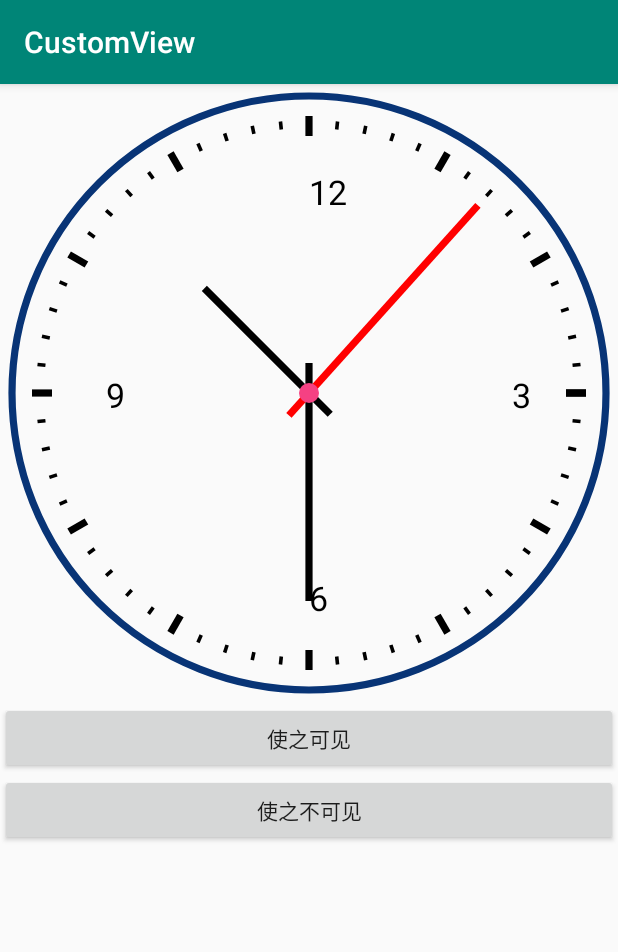
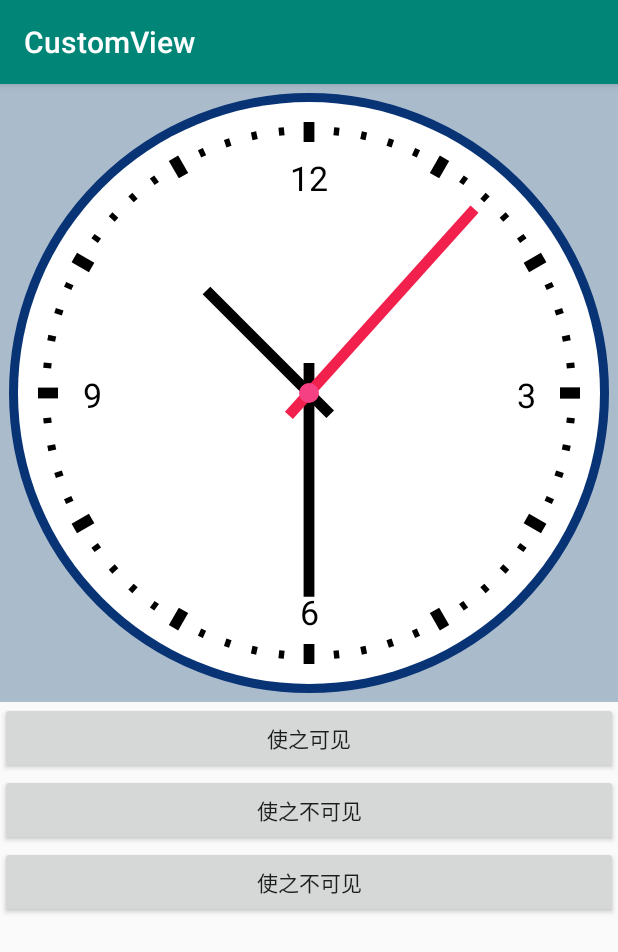
Before and after one commit to qinFamily/CustomView, an Android app: the screen it shows after launch (ClockViewActivity), on a phone screen of 412 x 824 dp. Shown: the top 952 px of the screen. Run offline under Robolectric (Android 15) with nearby library versions, the phone set to English and light mode, and no system bars.

Commit message:
优化UI

```diff
--- a/app/src/main/java/leavesc/hello/customview/clock/ClockView.java
+++ b/app/src/main/java/leavesc/hello/customview/clock/ClockView.java
@@ -29,7 +29,7 @@ public class ClockView extends View {
 
     private static final String TAG = "ClockView";
 
-    private BroadcastReceiver timerBroadcast = new BroadcastReceiver() {
+    private final BroadcastReceiver timerBroadcast = new BroadcastReceiver() {
         @Override
         public void onReceive(Context context, Intent intent) {
             String action = intent.getAction();
@@ -47,11 +47,11 @@ public class ClockView extends View {
 
     private static final int INVALIDATE = 10;
 
-    private static class TimerHandler extends Handler {
+    private static final class TimerHandler extends Handler {
 
         private WeakReference<ClockView> clockSupportViewWeakReference;
 
-        TimerHandler(ClockView clockView) {
+        private TimerHandler(ClockView clockView) {
             clockSupportViewWeakReference = new WeakReference<>(clockView);
         }
 
@@ -76,7 +76,7 @@ public class ClockView extends View {
 
     private Paint textPaint;
 
-    private int stockWidth = 12;
+    private int stockWidth = 18;
 
     private static final int DEFAULT_SIZE = 400;
 
@@ -124,6 +124,7 @@ public class ClockView extends View {
     private void initTextPaint() {
         textPaint = new Paint();
         textPaint.setStyle(Paint.Style.FILL);
+        textPaint.setTextAlign(Paint.Align.CENTER);
         textPaint.setAntiAlias(true);
         textPaint.setStrokeWidth(12);
         textPaint.setTextSize(textSize);
@@ -153,6 +154,8 @@ public class ClockView extends View {
     @Override
     protected void onAttachedToWindow() {
         super.onAttachedToWindow();
+        Log.e(TAG, "onAttachedToWindow");
+
         IntentFilter filter = new IntentFilter();
         filter.addAction(Intent.ACTION_TIMEZONE_CHANGED);
         getContext().registerReceiver(timerBroadcast, filter);
@@ -163,31 +166,33 @@ public class ClockView extends View {
     @Override
     protected void onDetachedFromWindow() {
         super.onDetachedFromWindow();
+        Log.e(TAG, "onDetachedFromWindow");
+
         getContext().unregisterReceiver(timerBroadcast);
-        isVisible = false;
         stopTimer();
     }
 
     @Override
     protected void onVisibilityChanged(@NonNull View changedView, int visibility) {
         super.onVisibilityChanged(changedView, visibility);
+        Log.e(TAG, "onVisibilityChanged");
         if (visibility == View.VISIBLE) {
-            isVisible = true;
             startTimer();
         } else {
-            isVisible = false;
             stopTimer();
         }
     }
 
     private void startTimer() {
         Log.e(TAG, "startTimer 开启定时任务");
+        isVisible = true;
         timerHandler.removeMessages(INVALIDATE);
         timerHandler.sendEmptyMessage(INVALIDATE);
     }
 
     private void stopTimer() {
         Log.e(TAG, "stopTimer 停止定时任务");
+        isVisible = false;
         timerHandler.removeMessages(INVALIDATE);
     }
 
@@ -202,30 +207,35 @@ public class ClockView extends View {
     protected void onDraw(Canvas canvas) {
         //中心点的横纵坐标
         int point = getWidth() / 2;
-        //外圆的半径
+        //圆的半径
         int radiusOut = point - stockWidth;
 
         canvas.translate(point, point);
+
+        //绘制表盘
+        clockPaint.setStrokeWidth(stockWidth);
+        clockPaint.setStyle(Paint.Style.STROKE);
+        clockPaint.setColor(aroundColor);
+        canvas.drawCircle(0, 0, radiusOut, clockPaint);
+        clockPaint.setStyle(Paint.Style.FILL);
+        clockPaint.setColor(Color.WHITE);
+        canvas.drawCircle(0, 0, radiusOut, clockPaint);
+
+        //绘制时钟数字
+        drawText(canvas, radiusOut);
+
         canvas.rotate(-90);
 
-        clockPaint.setStyle(Paint.Style.STROKE);
-
-        clockPaint.setColor(aroundColor);
-        canvas.drawCircle(0, 0, radiusOut, clockPaint);
-
+        //绘制小短线
         canvas.save();
-
         float longStartY = radiusOut - 40;
         float longStopY = longStartY + 20;
         float longStockWidth = stockWidth * 0.6f;
-
         float temp = (longStopY - longStartY) / 2.5f;
         float shortStartY = longStartY + temp;
         float shortStopY = shortStartY + temp;
         float shortStockWidth = longStockWidth * 0.5f;
-
         clockPaint.setColor(Color.BLACK);
-
         float degrees = 6;
         for (int i = 0; i <= 360; i += degrees) {
             if (i % 30 == 0) {
@@ -237,50 +247,41 @@ public class ClockView extends View {
             }
             canvas.rotate(degrees);
         }
-
         canvas.restore();
 
         float perHour = hour / 12.0f;
         float perMinute = minute / 60.0f;
         float perSecond = second / 60.0f;
-
+        //绘制时针
         canvas.save();
         canvas.rotate(perHour * 360.0f);
         canvas.drawLine(-30, 0, radiusOut / 2, 0, clockPaint);
         canvas.restore();
-
+        //绘制分针
         canvas.save();
         canvas.rotate(perMinute * 360.0f);
         canvas.drawLine(-30, 0, radiusOut * 0.7f, 0, clockPaint);
         canvas.restore();
-
-        clockPaint.setColor(Color.RED);
-
+        //绘制秒针
+        clockPaint.setColor(Color.parseColor("#fff2204d"));
         canvas.save();
         canvas.rotate(perSecond * 360.0f);
         canvas.drawLine(-30, 0, radiusOut * 0.85f, 0, clockPaint);
         canvas.restore();
-
+        //绘制中心小圆点
         clockPaint.setStyle(Paint.Style.FILL);
         clockPaint.setColor(clockCenterColor);
         canvas.drawCircle(0, 0, 10, clockPaint);
-
-        canvas.rotate(90);
-        drawText(canvas, radiusOut);
     }
 
     private void drawText(Canvas canvas, int radiusOut) {
         float textHeight = textPaint.getFontMetrics().bottom - textPaint.getFontMetrics().top;
-        int distance = radiusOut - 60 - textSize;
+        int distance = radiusOut - 40 - textSize;
         float x, y;
-        for (int i = 0; i < 12; i += 3) {
+        for (int i = 3; i <= 12; i += 3) {
             x = (float) (distance * Math.sin(i * 30 * Math.PI / 180));
             y = (float) (-distance * Math.cos(i * 30 * Math.PI / 180));
-            if (i == 0) {
-                canvas.drawText("12", x, y + textHeight / 3, textPaint);
-            } else {
-                canvas.drawText(String.valueOf(i), x, y + textHeight / 3, textPaint);
-            }
+            canvas.drawText(String.valueOf(i), x, y + textHeight / 3, textPaint);
         }
     }
 
--- a/app/src/main/java/leavesc/hello/customview/clock/ClockViewActivity.java
+++ b/app/src/main/java/leavesc/hello/customview/clock/ClockViewActivity.java
@@ -1,10 +1,12 @@
 package leavesc.hello.customview.clock;
 
+import android.content.Intent;
 import android.os.Bundle;
 import android.support.v7.app.AppCompatActivity;
 import android.view.View;
 
 import leavesc.hello.customview.R;
+import leavesc.hello.customview.percentage.PercentageViewActivity;
 
 /**
  * 作者：leavesC
@@ -32,4 +34,8 @@ public class ClockViewActivity extends AppCompatActivity {
         clockView.setVisibility(View.INVISIBLE);
     }
 
+    public void setInvisible2(View view) {
+        startActivity(new Intent(this, PercentageViewActivity.class));
+    }
+
 }
--- a/app/src/main/java/leavesc/hello/customview/percentage/PercentageViewActivity.java
+++ b/app/src/main/java/leavesc/hello/customview/percentage/PercentageViewActivity.java
@@ -59,7 +59,7 @@ public class PercentageViewActivity extends AppCompatActivity {
 
     public void addData(View view) {
         PercentageModel percentageModel = new PercentageModel();
-        percentageModel.setValue((float) (new Random().nextInt(30)));
+        percentageModel.setValue((float) (new Random().nextInt(50)));
         percentageModelList.add(percentageModel);
         percentageView.setData(percentageModelList);
     }
--- a/app/src/main/res/layout/activity_clock_view.xml
+++ b/app/src/main/res/layout/activity_clock_view.xml
@@ -9,7 +9,8 @@
     <leavesc.hello.customview.clock.ClockView
         android:id="@+id/clockView"
         android:layout_width="match_parent"
-        android:layout_height="wrap_content" />
+        android:layout_height="wrap_content"
+        android:background="#abc" />
 
     <Button
         android:layout_width="match_parent"
@@ -23,4 +24,10 @@
         android:onClick="setInvisible"
         android:text="使之不可见" />
 
+    <Button
+        android:layout_width="match_parent"
+        android:layout_height="wrap_content"
+        android:onClick="setInvisible2"
+        android:text="使之不可见" />
+
 </LinearLayout>
```
